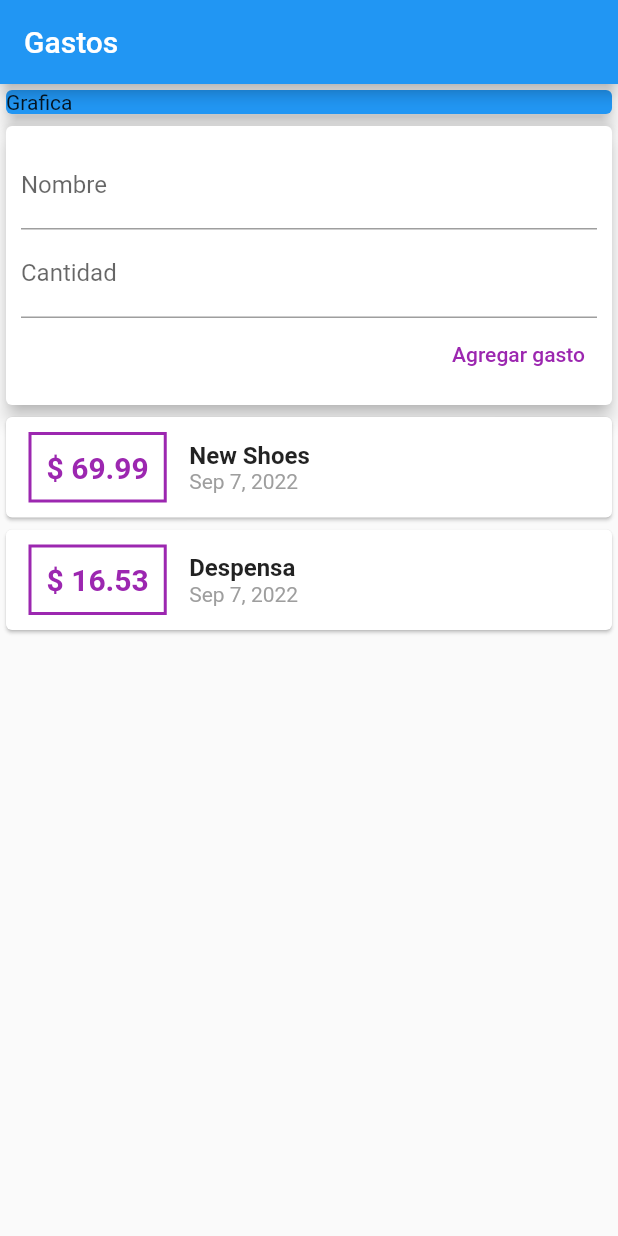
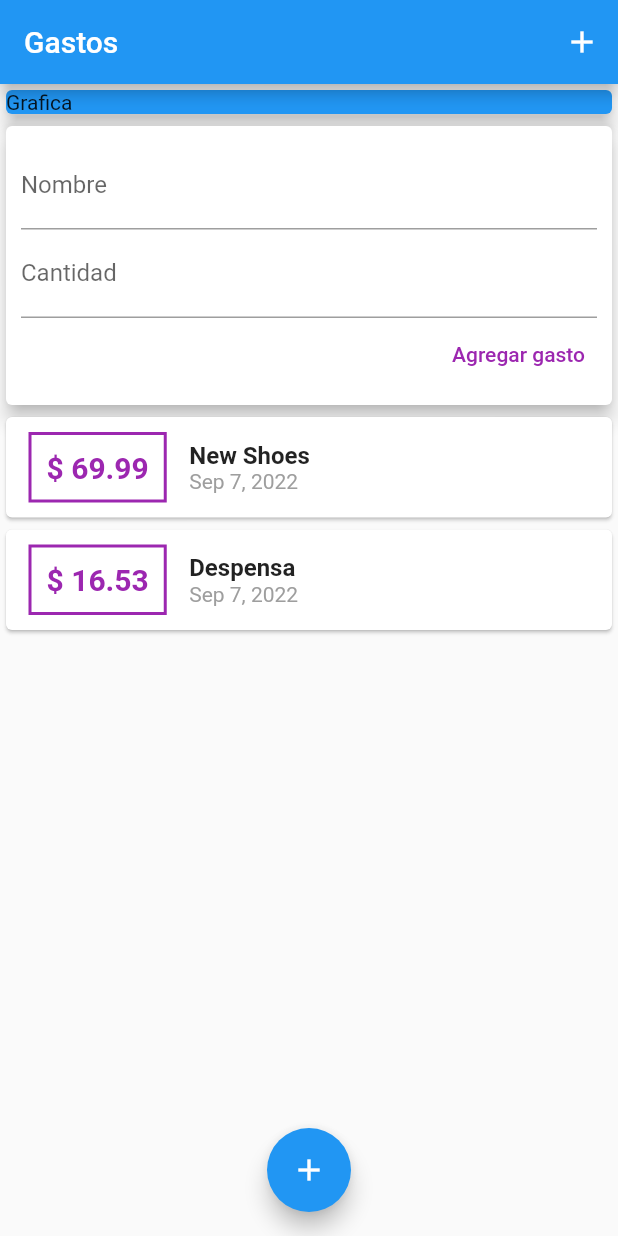
Before and after one commit to jebusdoodles/two_expenses_app, a Flutter app: the screen it shows after launch, on a phone screen of 412 x 824 dp. Run offline on Flutter 3.47's test engine with Material 2 defaults, Android fonts, the phone set to English and light mode, and no system bars.

Commit message:
minor change

```diff
--- a/lib/main.dart
+++ b/lib/main.dart
@@ -25,6 +25,12 @@ class MyHomePage extends StatelessWidget {
     return Scaffold(
       appBar: AppBar(
         title: Text('Gastos'),
+        actions: [
+          IconButton(icon: Icon(
+            Icons.add
+          ),
+          onPressed: (){},)
+        ],
       ),
       body: SingleChildScrollView(
         child: Column(
@@ -43,6 +49,11 @@ class MyHomePage extends StatelessWidget {
             ],
           ),
         ),
+        floatingActionButtonLocation: FloatingActionButtonLocation.centerFloat,
+        floatingActionButton: FloatingActionButton(
+          child: Icon(Icons.add),
+          onPressed: (){},
+        ),
     );
   }
 }
```
